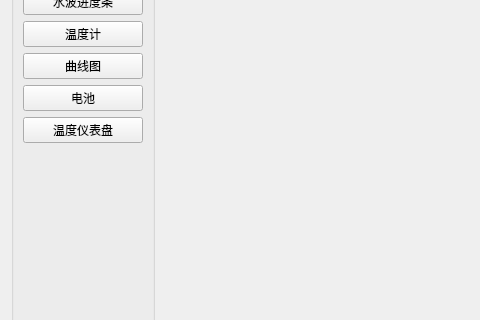
Above: QtSmallProject/widget.ui from Cgf1020/QtExample before the change; both pictures show x 0 to 480 and y 83 to 403 of the 1305 by 846 pixel window. Below: the same form after it.
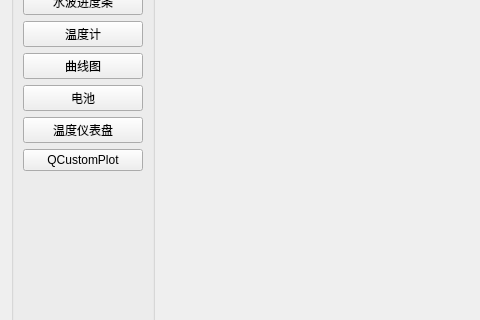
That is the form after the change. The open tabs and pages were chosen to show the change.

Commit message: 增加了QCustomPlot绘制的曲线图

Diff of the .ui file:
```diff
--- a/QtSmallProject/widget.ui
+++ b/QtSmallProject/widget.ui
@@ -70,6 +70,13 @@
           </property>
          </widget>
         </item>
+        <item>
+         <widget class="QPushButton" name="QCustomPlot_btn">
+          <property name="text">
+           <string>QCustomPlot</string>
+          </property>
+         </widget>
+        </item>
         <item>
          <spacer name="verticalSpacer">
           <property name="orientation">
```
Left out of the diff: 3 changed lines with no effect on the pictures. The commit also changes 15 other files.
